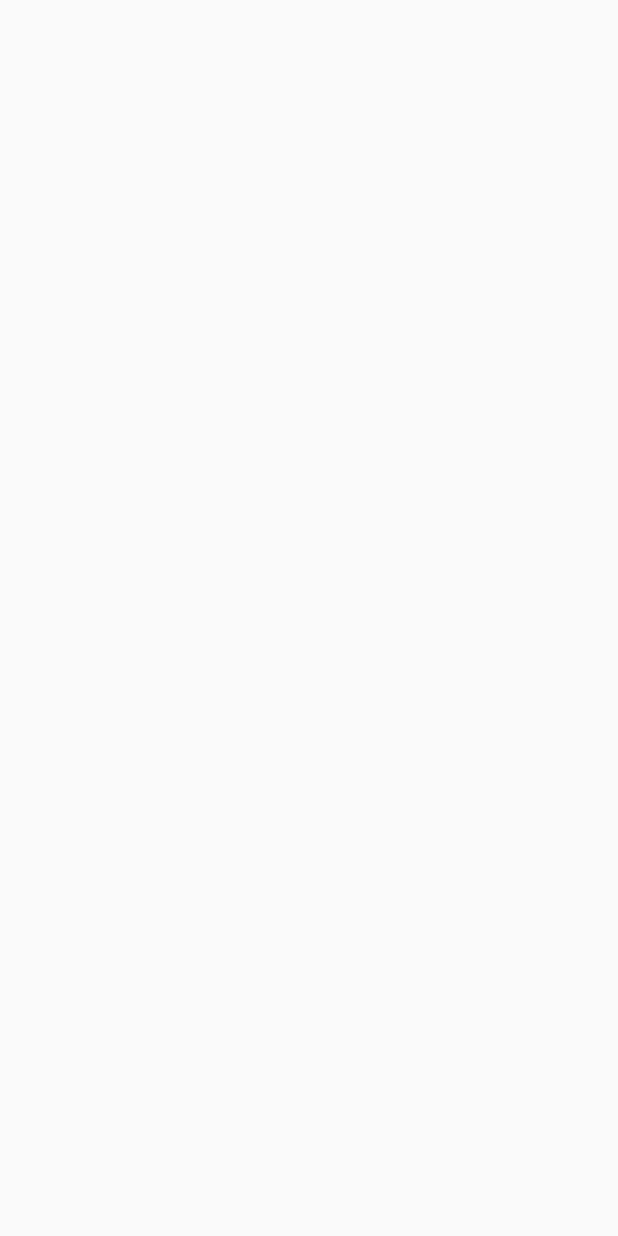
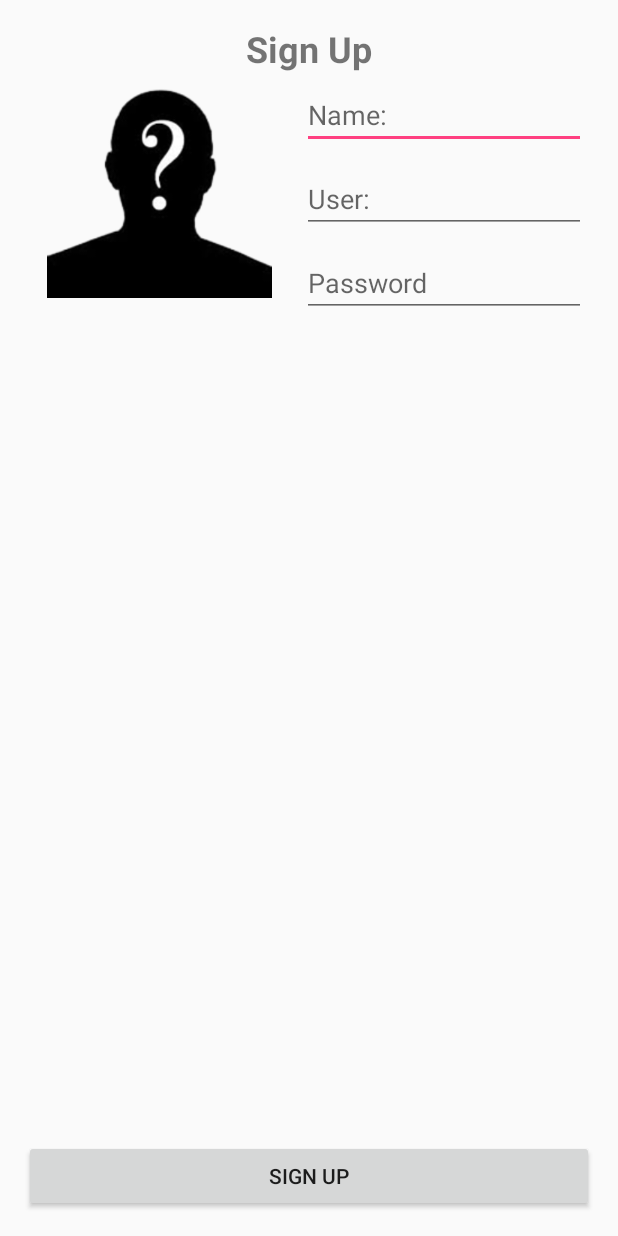
Before and after one commit to jinfeek/MyStudy1, an Android app: the SignUpActivity screen opened directly, with no data from a screen before it, on a phone screen of 412 x 824 dp. Before the commit the screen is empty. Run offline under Robolectric (Android 15) with nearby library versions, the phone set to English and light mode, and no system bars.

Commit message:
Setup Image Choose to ImageView Succes

```diff
--- a/app/src/main/AndroidManifest.xml
+++ b/app/src/main/AndroidManifest.xml
@@ -1,6 +1,11 @@
 <?xml version="1.0" encoding="utf-8"?>
 <manifest xmlns:android="http://schemas.android.com/apk/res/android"
     package="com.aungrattanakorn.tanakorn.mystudy1">
+
+    <uses-permission android:name="android.permission.READ_EXTERNAL_STORAGE"/>
+    <uses-permission android:name="android.permission.INTERNET"/>
+
+
 
     <application
         android:allowBackup="true"
--- a/app/src/main/java/com/aungrattanakorn/tanakorn/mystudy1/SignUpActivity.java
+++ b/app/src/main/java/com/aungrattanakorn/tanakorn/mystudy1/SignUpActivity.java
@@ -1,13 +1,101 @@
 package com.aungrattanakorn.tanakorn.mystudy1;
 
+import android.content.Intent;
+import android.graphics.Bitmap;
+import android.graphics.BitmapFactory;
+import android.net.Uri;
 import android.support.v7.app.AppCompatActivity;
 import android.os.Bundle;
+import android.view.View;
+import android.widget.Button;
+import android.widget.EditText;
+import android.widget.ImageView;
 
 public class SignUpActivity extends AppCompatActivity {
+
+    //Explicit
+    private ImageView imageView;
+    private EditText nameEditText,userEditText,passwordEditText;
+    private Button button;
+    private String nameString, userString, passwordString;
+    private Uri uri;
+
 
     @Override
     protected void onCreate(Bundle savedInstanceState) {
         super.onCreate(savedInstanceState);
         setContentView(R.layout.activity_sign_up);
+
+        //Bind Widdet
+        imageView = (ImageView) findViewById(R.id.imageView);
+        nameEditText = (EditText) findViewById(R.id.editText);
+        userEditText = (EditText) findViewById(R.id.editText2);
+        passwordEditText = (EditText) findViewById(R.id.editText3);
+        button = (Button) findViewById(R.id.button3);
+
+        //button Controller
+        buttonController();
+        //imageController
+        imageController();
+
+    } //main Method
+
+    @Override
+    protected void onActivityResult(int requestCode, int resultCode, Intent data) {
+        super.onActivityResult(requestCode, resultCode, data);
+
+        if (resultCode==RESULT_OK){
+
+            uri = data.getData();
+
+            //Show Image Choose to ImageView
+            try{
+
+                Bitmap bitmap = BitmapFactory.decodeStream(getContentResolver().openInputStream(uri));
+                imageView.setImageBitmap(bitmap);
+
+
+            }catch (Exception e){
+
+            }
+        } //if
     }
-}
+
+    private void imageController() {
+
+        imageView.setOnClickListener(new View.OnClickListener() {
+            @Override
+            public void onClick(View view) {
+
+                Intent intent = new Intent(Intent.ACTION_GET_CONTENT);
+                intent.setType("image/*");
+                startActivityForResult(Intent.createChooser(intent,"Please Choose App"),0);
+
+            } //onclick
+        });
+    }
+
+    private void buttonController() {
+        button.setOnClickListener(new View.OnClickListener() {
+            @Override
+            public void onClick(View view) {
+
+                //Get Value from Edit Text
+                nameString = nameEditText.getText().toString().trim();
+                userString = userEditText.getText().toString().trim();
+                passwordString = passwordEditText.getText().toString().trim();
+
+                //Check Space
+                if (nameString.equals("")|| userString.equals("") || passwordString.equals("")) {
+
+                    //Have Space
+                    MyAlert myAlert = new MyAlert(SignUpActivity.this);
+                    myAlert.errorDialog("Have Space", "Please Fill All Every Blank");
+
+                }
+
+            }//onclick
+        });
+    }
+
+} //Main Class
--- a/app/src/main/res/layout/activity_sign_up.xml
+++ b/app/src/main/res/layout/activity_sign_up.xml
@@ -1,5 +1,6 @@
 <?xml version="1.0" encoding="utf-8"?>
 <RelativeLayout xmlns:android="http://schemas.android.com/apk/res/android"
+    xmlns:app="http://schemas.android.com/apk/res-auto"
     xmlns:tools="http://schemas.android.com/tools"
     android:id="@+id/activity_sign_up"
     android:layout_width="match_parent"
@@ -10,4 +11,67 @@
     android:paddingTop="@dimen/activity_vertical_margin"
     tools:context="com.aungrattanakorn.tanakorn.mystudy1.SignUpActivity">
 
+    <TextView
+        android:text="Sign Up"
+        android:layout_width="wrap_content"
+        android:layout_height="wrap_content"
+        android:id="@+id/textView"
+        android:textSize="24sp"
+        android:textStyle="normal|bold"
+        android:layout_centerHorizontal="true" />
+
+    <Button
+        android:text="SIGN UP"
+        android:layout_width="match_parent"
+        android:layout_height="wrap_content"
+        android:id="@+id/button3"
+        android:layout_alignParentBottom="true" />
+
+    <LinearLayout
+        android:orientation="horizontal"
+        android:layout_width="match_parent"
+        android:layout_height="match_parent"
+        android:layout_below="@+id/textView"
+        android:layout_above="@+id/button3">
+
+        <ImageView
+            android:layout_width="180dp"
+            android:layout_height="150dp"
+            app:srcCompat="@drawable/question_man"
+            android:id="@+id/imageView" />
+
+        <LinearLayout
+            android:orientation="vertical"
+            android:layout_width="match_parent"
+            android:layout_height="wrap_content">
+
+            <EditText
+                android:layout_width="match_parent"
+                android:layout_height="wrap_content"
+                android:inputType="textPersonName"
+                android:ems="10"
+                android:id="@+id/editText"
+                android:layout_margin="5dp"
+                android:hint="Name:" />
+
+            <EditText
+                android:layout_width="match_parent"
+                android:layout_height="wrap_content"
+                android:inputType="textPersonName"
+                android:ems="10"
+                android:id="@+id/editText2"
+                android:layout_margin="5dp"
+                android:hint="User:" />
+
+            <EditText
+                android:layout_width="match_parent"
+                android:layout_height="wrap_content"
+                android:inputType="textPersonName"
+                android:ems="10"
+                android:id="@+id/editText3"
+                android:layout_margin="5dp"
+                android:hint="Password" />
+
+        </LinearLayout>
+    </LinearLayout>
 </RelativeLayout>
```
Also changed, not shown: app/src/main/java/com/aungrattanakorn/tanakorn/mystudy1/MyAlert.java (added, +39 -0 lines), app/src/main/res/drawable/doremon48.png (added), app/src/main/res/drawable/nobita48.png (added), app/src/main/res/drawable/question_man.png (added).
